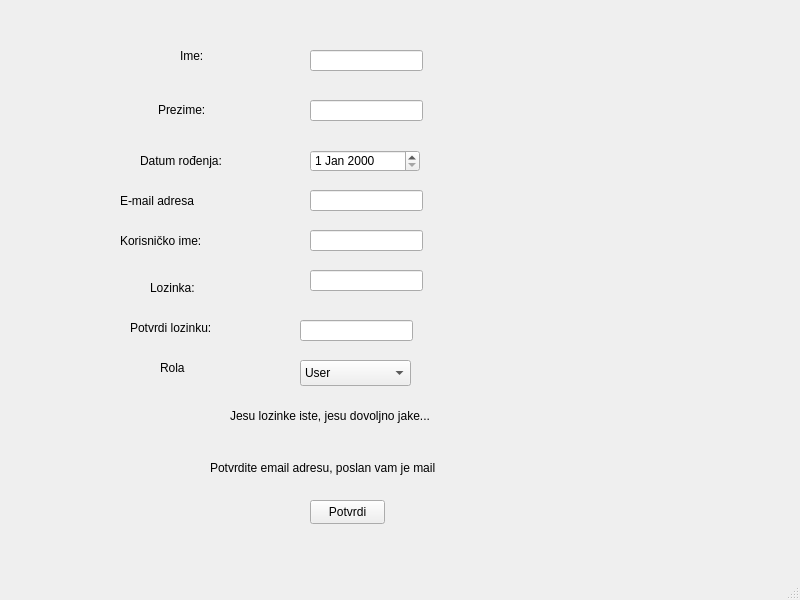
Above: UI/registrationScreen.ui from zemo0/ChatApp-Python-DesktopApp before the change. Below: the same form after it.
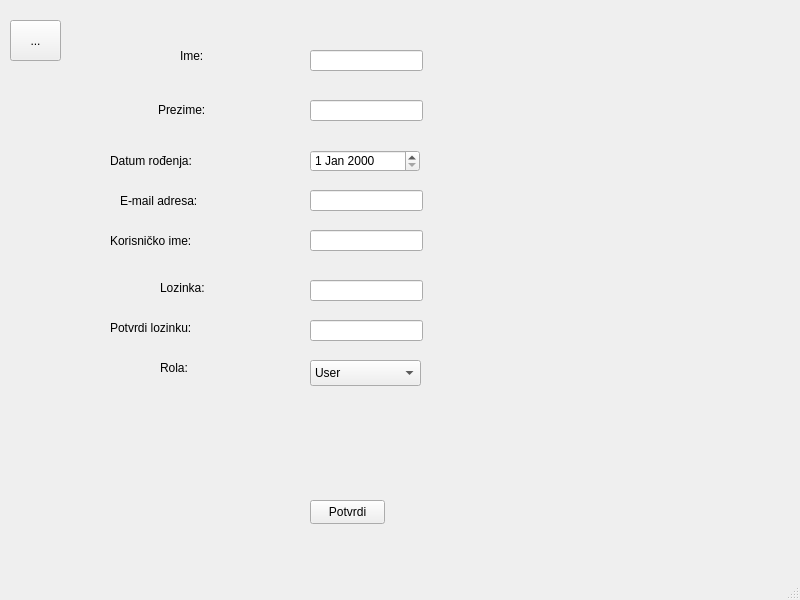
That is the form after the change. Icons and pictures are not drawn.

```diff
--- a/UI/registrationScreen.ui
+++ b/UI/registrationScreen.ui
@@ -43,9 +43,9 @@
    <widget class="QLabel" name="dateLabel">
     <property name="geometry">
      <rect>
-      <x>140</x>
+      <x>110</x>
       <y>150</y>
-      <width>101</width>
+      <width>111</width>
       <height>21</height>
      </rect>
     </property>
@@ -56,7 +56,7 @@
    <widget class="QLabel" name="usernameLabel">
     <property name="geometry">
      <rect>
-      <x>120</x>
+      <x>110</x>
       <y>230</y>
       <width>111</width>
       <height>21</height>
@@ -69,9 +69,9 @@
    <widget class="QLabel" name="passwordLabel">
     <property name="geometry">
      <rect>
-      <x>150</x>
+      <x>160</x>
       <y>280</y>
-      <width>49</width>
+      <width>61</width>
       <height>16</height>
      </rect>
     </property>
@@ -82,7 +82,7 @@
    <widget class="QLabel" name="confirmPasswordLabel">
     <property name="geometry">
      <rect>
-      <x>130</x>
+      <x>110</x>
       <y>320</y>
       <width>101</width>
       <height>16</height>
@@ -136,33 +136,39 @@
     <property name="geometry">
      <rect>
       <x>310</x>
-      <y>270</y>
+      <y>280</y>
       <width>113</width>
       <height>21</height>
      </rect>
     </property>
+    <property name="echoMode">
+     <enum>QLineEdit::EchoMode::Password</enum>
+    </property>
    </widget>
    <widget class="QLineEdit" name="confirmPasswordLine">
     <property name="geometry">
      <rect>
-      <x>300</x>
+      <x>310</x>
       <y>320</y>
       <width>113</width>
       <height>21</height>
      </rect>
     </property>
+    <property name="echoMode">
+     <enum>QLineEdit::EchoMode::Password</enum>
+    </property>
    </widget>
    <widget class="QLabel" name="infoLabel">
     <property name="geometry">
      <rect>
-      <x>230</x>
+      <x>190</x>
       <y>390</y>
-      <width>261</width>
+      <width>331</width>
       <height>51</height>
      </rect>
     </property>
     <property name="text">
-     <string>Jesu lozinke iste, jesu dovoljno jake...</string>
+     <string/>
     </property>
    </widget>
    <widget class="QPushButton" name="pushButton">
@@ -178,36 +184,23 @@
      <string>Potvrdi</string>
     </property>
    </widget>
-   <widget class="QLabel" name="label">
-    <property name="geometry">
-     <rect>
-      <x>210</x>
-      <y>460</y>
-      <width>311</width>
-      <height>16</height>
-     </rect>
-    </property>
-    <property name="text">
-     <string>Potvrdite email adresu, poslan vam je mail</string>
-    </property>
-   </widget>
    <widget class="QLabel" name="confirmPasswordLabel_2">
     <property name="geometry">
      <rect>
       <x>160</x>
       <y>360</y>
-      <width>41</width>
+      <width>51</width>
       <height>16</height>
      </rect>
     </property>
     <property name="text">
-     <string>Rola</string>
+     <string>Rola:</string>
     </property>
    </widget>
    <widget class="QComboBox" name="comboBox">
     <property name="geometry">
      <rect>
-      <x>300</x>
+      <x>310</x>
       <y>360</y>
       <width>111</width>
       <height>26</height>
@@ -234,7 +227,7 @@
      </rect>
     </property>
     <property name="text">
-     <string>E-mail adresa</string>
+     <string>E-mail adresa:</string>
     </property>
    </widget>
    <widget class="QLineEdit" name="emailLine">
@@ -247,6 +240,22 @@
      </rect>
     </property>
    </widget>
+   <widget class="QToolButton" name="navigationButton">
+    <property name="geometry">
+     <rect>
+      <x>10</x>
+      <y>20</y>
+      <width>51</width>
+      <height>41</height>
+     </rect>
+    </property>
+    <property name="text">
+     <string>...</string>
+    </property>
+    <property name="icon">
+     <iconset theme="QIcon::ThemeIcon::DocumentRevert"/>
+    </property>
+   </widget>
   </widget>
   <widget class="QStatusBar" name="statusbar"/>
  </widget>
```
